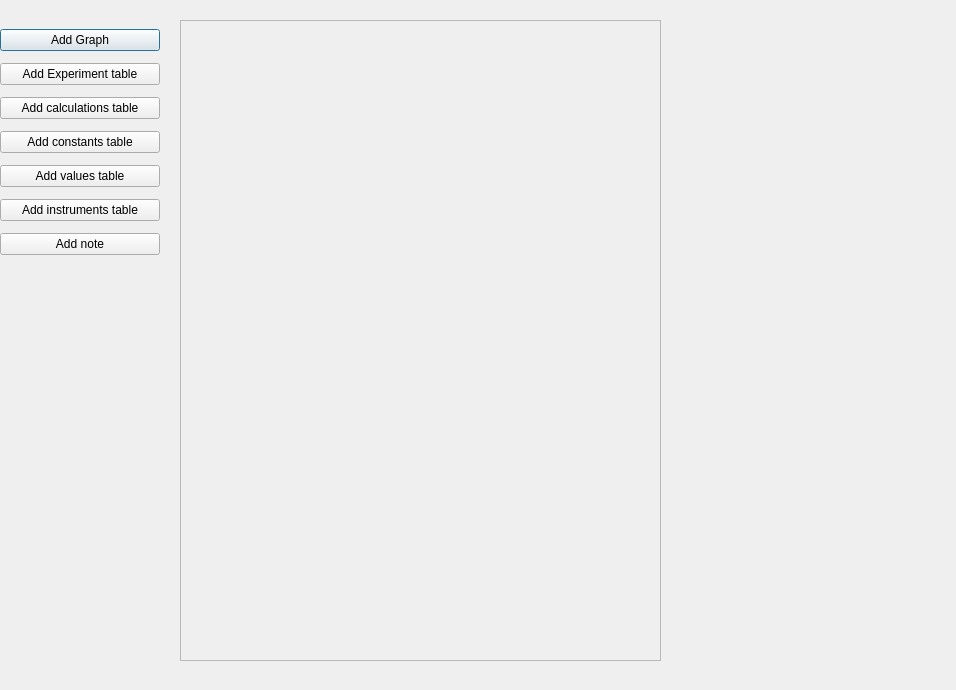
The window that preview_widget.ui (Kirikus/Experiments-2026S-CPP) describes before a commit, drawn with Qt 5.
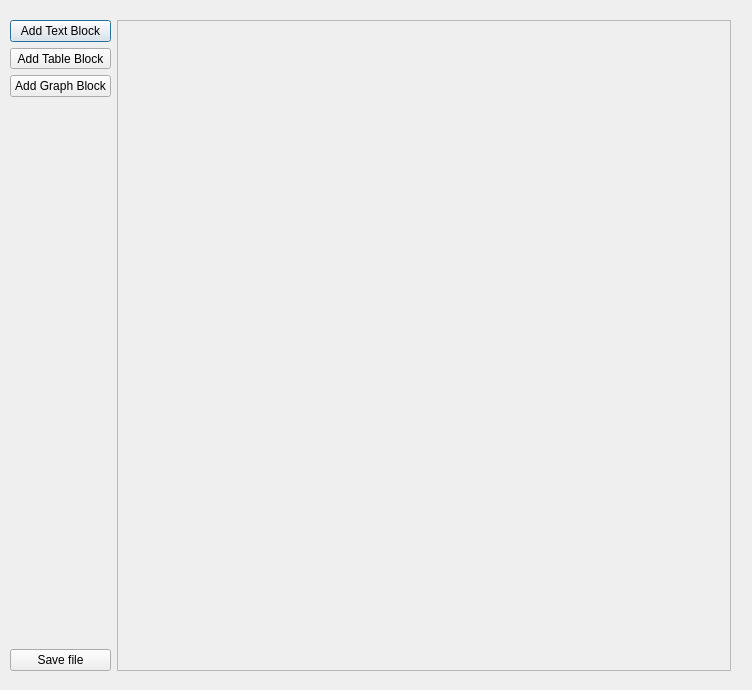
The same window after the commit.

Commit message: preview widget connections

```diff
--- a/preview_widget.ui
+++ b/preview_widget.ui
@@ -6,93 +6,97 @@
    <rect>
     <x>0</x>
     <y>0</y>
-    <width>956</width>
+    <width>752</width>
     <height>690</height>
    </rect>
   </property>
   <property name="windowTitle">
    <string>Dialog</string>
   </property>
-  <widget class="QScrollArea" name="scrollArea">
+  <widget class="QWidget" name="layoutWidget">
    <property name="geometry">
     <rect>
-     <x>180</x>
+     <x>10</x>
      <y>20</y>
-     <width>481</width>
-     <height>641</height>
+     <width>721</width>
+     <height>651</height>
     </rect>
    </property>
-   <property name="widgetResizable">
-    <bool>true</bool>
-   </property>
-   <widget class="QWidget" name="scrollAreaWidgetContents">
-    <property name="geometry">
-     <rect>
-      <x>0</x>
-      <y>0</y>
-      <width>479</width>
-      <height>639</height>
-     </rect>
-    </property>
-   </widget>
-  </widget>
-  <widget class="QWidget" name="">
-   <property name="geometry">
-    <rect>
-     <x>0</x>
-     <y>23</y>
-     <width>160</width>
-     <height>241</height>
-    </rect>
-   </property>
-   <layout class="QVBoxLayout" name="verticalLayout_4">
+   <layout class="QHBoxLayout" name="horizontalLayout">
     <item>
-     <widget class="QPushButton" name="AddGraphButton">
-      <property name="text">
-       <string>Add Graph</string>
-      </property>
-     </widget>
+     <layout class="QVBoxLayout" name="verticalLayout">
+      <item>
+       <widget class="QPushButton" name="AddTextButton">
+        <property name="text">
+         <string>Add Text Block</string>
+        </property>
+       </widget>
+      </item>
+      <item>
+       <widget class="QToolButton" name="AddTableButton">
+        <property name="text">
+         <string>Add Table Block</string>
+        </property>
+        <property name="popupMode">
+         <enum>QToolButton::InstantPopup</enum>
+        </property>
+       </widget>
+      </item>
+      <item>
+       <widget class="QPushButton" name="AddGraphButton">
+        <property name="text">
+         <string>Add Graph Block</string>
+        </property>
+       </widget>
+      </item>
+      <item>
+       <spacer name="verticalSpacer">
+        <property name="orientation">
+         <enum>Qt::Vertical</enum>
+        </property>
+        <property name="sizeHint" stdset="0">
+         <size>
+          <width>20</width>
+          <height>498</height>
+         </size>
+        </property>
+       </spacer>
+      </item>
+      <item>
+       <widget class="QPushButton" name="SaveButton">
+        <property name="text">
+         <string>Save file</string>
+        </property>
+       </widget>
+      </item>
+     </layout>
     </item>
     <item>
-     <widget class="QPushButton" name="AddExpButton">
-      <property name="text">
-       <string>Add Experiment table</string>
+     <widget class="QScrollArea" name="scrollArea">
+      <property name="widgetResizable">
+       <bool>true</bool>
       </property>
-     </widget>
-    </item>
-    <item>
-     <widget class="QPushButton" name="AddCalButton">
-      <property name="text">
-       <string>Add calculations table</string>
-      </property>
-     </widget>
-    </item>
-    <item>
-     <widget class="QPushButton" name="AddConstButton">
-      <property name="text">
-       <string>Add constants table</string>
-      </property>
-     </widget>
-    </item>
-    <item>
-     <widget class="QPushButton" name="AddValButton">
-      <property name="text">
-       <string>Add values table</string>
-      </property>
-     </widget>
-    </item>
-    <item>
-     <widget class="QPushButton" name="AddInstButton">
-      <property name="text">
-       <string>Add instruments table</string>
-      </property>
-     </widget>
-    </item>
-    <item>
-     <widget class="QPushButton" name="AddNoteButton">
-      <property name="text">
-       <string>Add note</string>
-      </property>
+      <widget class="QWidget" name="scrollAreaWidgetContents">
+       <property name="geometry">
+        <rect>
+         <x>0</x>
+         <y>0</y>
+         <width>598</width>
+         <height>647</height>
+        </rect>
+       </property>
+       <widget class="QWidget" name="gridLayoutWidget">
+        <property name="geometry">
+         <rect>
+          <x>10</x>
+          <y>0</y>
+          <width>521</width>
+          <height>511</height>
+         </rect>
+        </property>
+        <layout class="QGridLayout" name="gridLayout"/>
+       </widget>
+      </widget>
      </widget>
     </item>
    </layout>
```
The commit also changes 2 other files.
